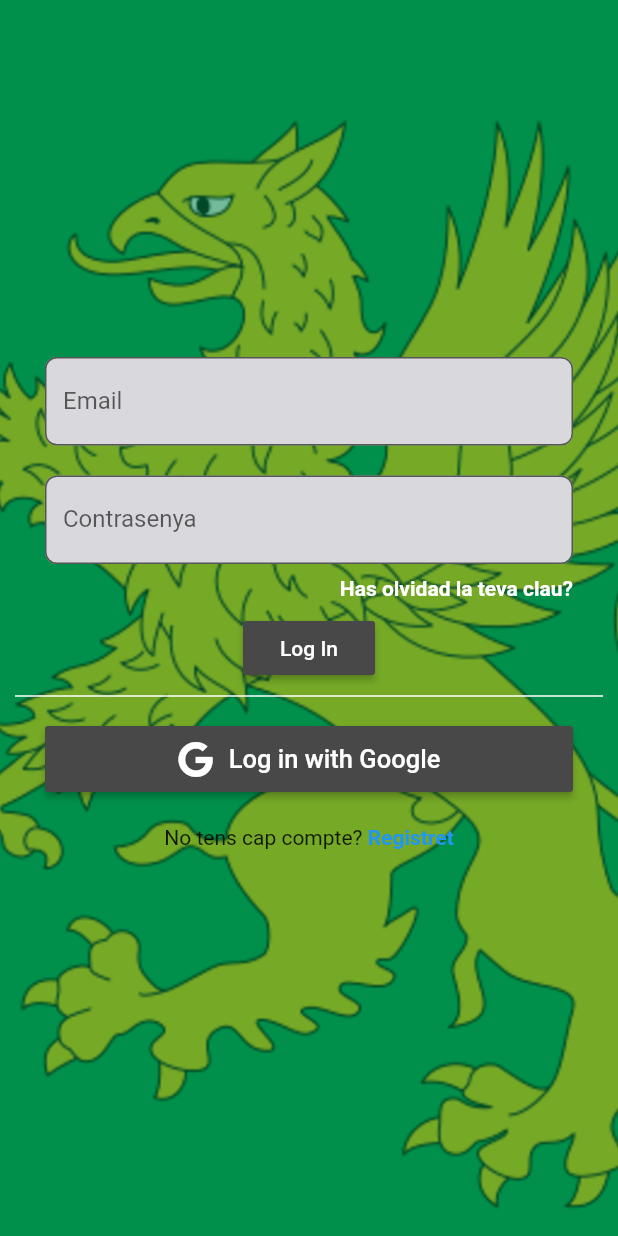
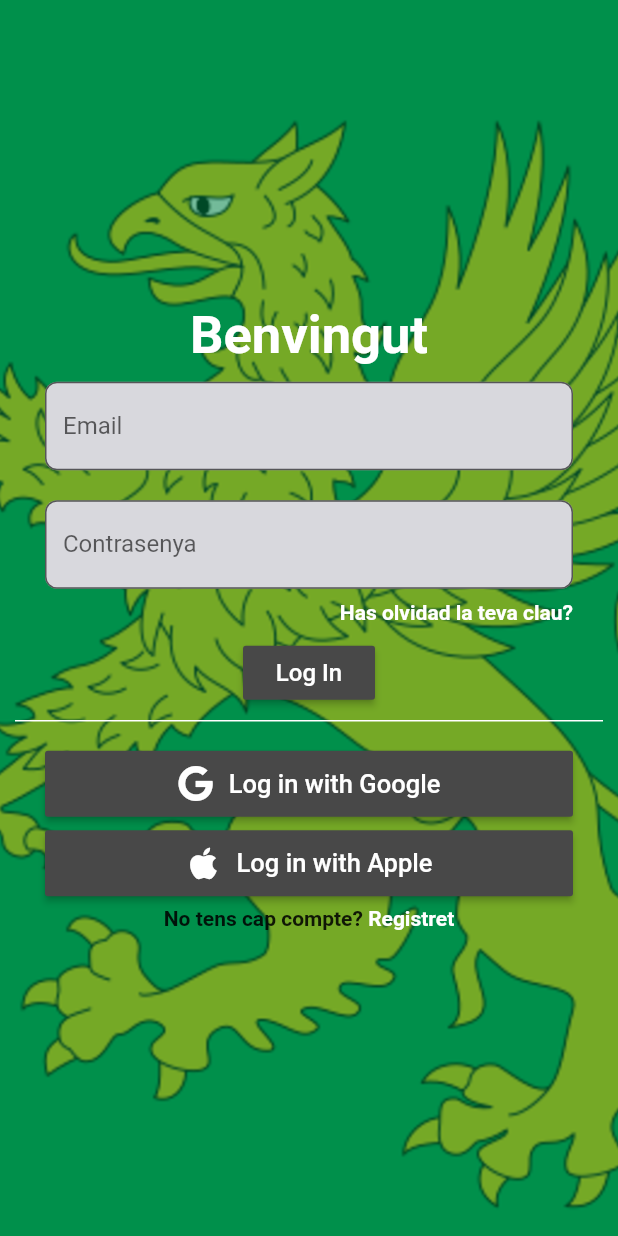
Before and after one commit to D1f3r3nt/Caparrot, a Flutter app: the screen it shows after launch, on a phone screen of 412 x 824 dp. Run offline on Flutter 3.47's test engine with Material 2 defaults, Android fonts, the phone set to English and light mode, and no system bars; our stand-ins replace firebase_core, font_awesome_flutter, google_maps_flutter; missing offline and left inert: floating_action_bubble; accounts and stored records are empty.

Commit message:
CP-26: Refactor Login
Refactorizated login

```diff
--- a/lib/pages/login_page.dart
+++ b/lib/pages/login_page.dart
@@ -38,7 +38,18 @@ class _LoginPageState extends State<LoginPage> {
                 fit: BoxFit.cover,
                 opacity: 0.5),
           ),
-          child: Form(
+          child: Column(
+            mainAxisAlignment: MainAxisAlignment.center,
+            children: [
+              Text(
+                'Benvingut',
+                style: TextStyle(
+                    color: Palete.white20,
+                    fontSize: 35,
+                    fontWeight: FontWeight.bold),
+              ),
+              const SizedBox(height: 10),
+              Form(
                 key: _formKey,
                 child: Column(
                   mainAxisAlignment: MainAxisAlignment.center,
@@ -112,7 +123,10 @@ class _LoginPageState extends State<LoginPage> {
                       onPressed: _submit,
                       child: Text(
                         'Log In',
-                    style: TextStyle(color: Palete.white20),
+                        style: TextStyle(color: Palete.white20, fontSize: 16),
+                      ),
+                    ),
+                  ],
                 ),
               ),
               Divider(
@@ -126,7 +140,9 @@ class _LoginPageState extends State<LoginPage> {
                 padding: const EdgeInsets.symmetric(horizontal: 30),
                 child: MaterialButton(
                   color: Palete.black50,
-                    onPressed: _submit,
+                  onPressed: () {
+                    print('G');
+                  },
                   padding: const EdgeInsets.symmetric(vertical: 10),
                   child: Row(
                     mainAxisAlignment: MainAxisAlignment.center,
@@ -144,25 +160,55 @@ class _LoginPageState extends State<LoginPage> {
                   ),
                 ),
               ),
-                GestureDetector(
-                  child: Container(
-                    margin: EdgeInsets.fromLTRB(10, 20, 10, 20),
-                    child: Text.rich(TextSpan(children: [
-                      TextSpan(text: "No tens cap compte? "),
-                      TextSpan(
-                        text: 'Registret',
-                        style: TextStyle(
-                            fontWeight: FontWeight.bold,
-                            color: Theme.of(context).accentColor),
+              const SizedBox(height: 5),
+              Padding(
+                padding: const EdgeInsets.symmetric(horizontal: 30),
+                child: MaterialButton(
+                  color: Palete.black50,
+                  onPressed: () {
+                    print('A');
+                  },
+                  padding: const EdgeInsets.symmetric(vertical: 10),
+                  child: Row(
+                    mainAxisAlignment: MainAxisAlignment.center,
+                    children: [
+                      Icon(
+                        FontAwesomeIcons.apple,
+                        color: Palete.white20,
                       ),
-                    ])),
-                  ),
-                  onTap: () {
-                    print('ok');
-                  },
+                      const SizedBox(width: 10),
+                      Text(
+                        'Log in with Apple',
+                        style: TextStyle(color: Palete.white20, fontSize: 17),
                       ),
                     ],
                   ),
+                ),
+              ),
+              const SizedBox(height: 5),
+              GestureDetector(
+                child: Row(
+                  mainAxisAlignment: MainAxisAlignment.center,
+                  children: [
+                    const Text(
+                      "No tens cap compte? ",
+                      style: TextStyle(
+                        fontWeight: FontWeight.bold,
+                      ),
+                    ),
+                    Text(
+                      'Registret',
+                      style: TextStyle(
+                        fontWeight: FontWeight.bold,
+                        color: Palete.white20,
+                      ),
+                    ),
+                  ],
+                ),
+                onTap: () =>
+                    Navigator.pushReplacementNamed(context, 'register'),
+              ),
+            ],
           ),
         ),
       ),
```
Lines whose indentation alone changed are shown as unchanged.
